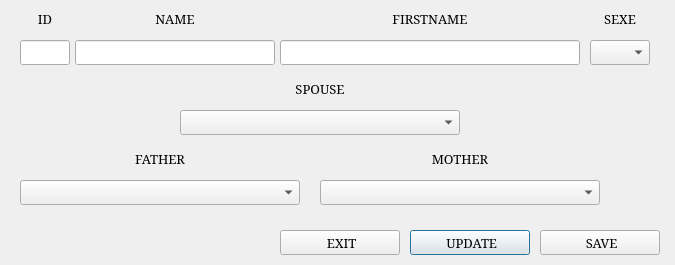
Above: individual.ui from phioconte/genealogy before the change. Below: the same form after it.
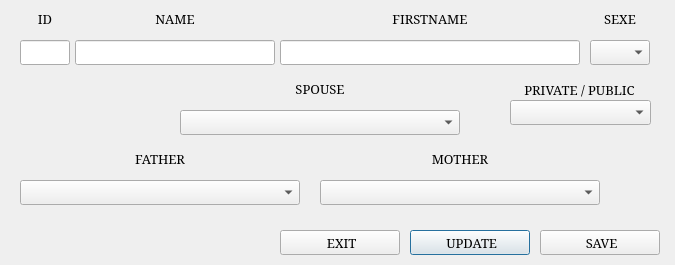
That is the form after the change. Icons and pictures are not drawn.

Patch:
```diff
--- a/individual.ui
+++ b/individual.ui
@@ -304,6 +304,38 @@
      <normaloff>ressources_png/quitter.png</normaloff>ressources_png/quitter.png</iconset>
    </property>
   </widget>
+  <widget class="QComboBox" name="Private">
+   <property name="geometry">
+    <rect>
+     <x>510</x>
+     <y>100</y>
+     <width>141</width>
+     <height>25</height>
+    </rect>
+   </property>
+  </widget>
+  <widget class="QLabel" name="label67">
+   <property name="geometry">
+    <rect>
+     <x>509</x>
+     <y>80</y>
+     <width>141</width>
+     <height>20</height>
+    </rect>
+   </property>
+   <property name="font">
+    <font>
+     <family>Serif</family>
+     <pointsize>10</pointsize>
+    </font>
+   </property>
+   <property name="text">
+    <string>PRIVATE / PUBLIC</string>
+   </property>
+   <property name="alignment">
+    <set>Qt::AlignCenter</set>
+   </property>
+  </widget>
  </widget>
  <resources/>
  <connections/>
```
